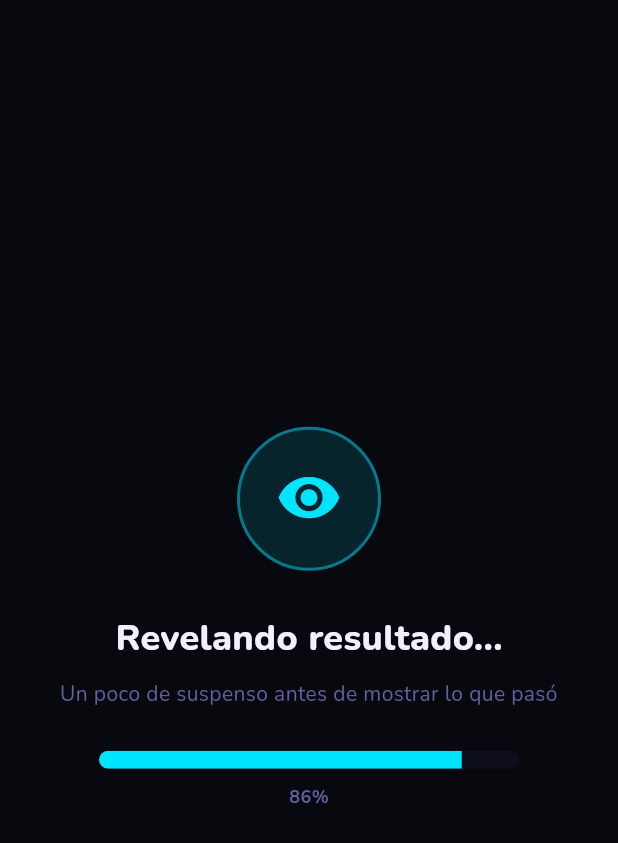
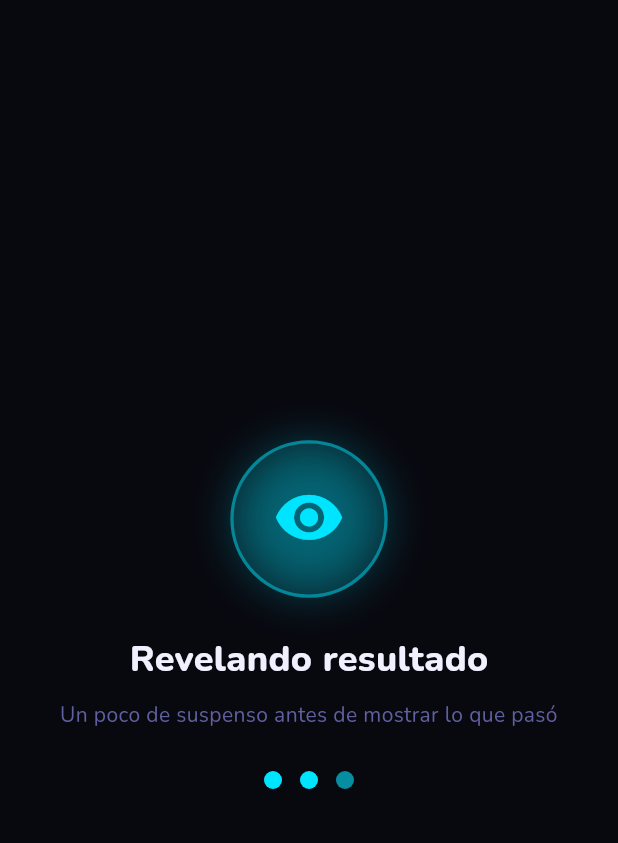
Before and after one commit to Rogerrr08/imposter_game, a Flutter app: the ActionRevealScreen screen opened directly with empty values, on a phone screen of 412 x 824 dp. Shown: the top 843 px of the screen. Run offline on Flutter 3.47's test engine with Material 3 defaults, Android fonts, the phone set to English and light mode, and no system bars; our stand-ins replace cached_network_image, drift, drift_flutter, flutter_riverpod, go_router, image_picker and 3 more; accounts and stored records are empty; generated files the repository leaves out were written again.

Commit message:
feat(rebrand): Ola 4d — suspenso del action-reveal sin "%"
El informe marcaba el suspenso "roto por un 23%": habia una barra de progreso
determinista + texto de porcentaje. Se reemplaza por suspenso tematico:

- El ojo crece (scale 0.9->1.1) y su glow se intensifica hacia el climax.
- Tres puntos se encienden en secuencia (progreso no numerico).
- Sin barra determinista ni "%". La tension se siente, no se mide.

(El golpe haptico del climax ya venia de la Ola 4a.)

Co-Authored-By: Claude Opus 4.8 <noreply@anthropic.com>

```diff
--- a/lib/screens/game_play/action_reveal_screen.dart
+++ b/lib/screens/game_play/action_reveal_screen.dart
@@ -207,11 +207,20 @@ class _ActionRevealScreenState extends ConsumerState<ActionRevealScreen>
   }
 
   Widget _buildLoadingView() {
+    // Suspenso temático SIN porcentaje ni barra determinista: el ojo crece y
+    // su glow se intensifica hacia el clímax, y tres puntos se encienden en
+    // secuencia. La tensión se siente, no se mide.
     return Center(
-      child: Column(
+      child: AnimatedBuilder(
+        animation: _controller,
+        builder: (context, _) {
+          final t = Curves.easeInOut.transform(_controller.value);
+          return Column(
             mainAxisAlignment: MainAxisAlignment.center,
             children: [
-          Container(
+              Transform.scale(
+                scale: 0.9 + 0.2 * t,
+                child: Container(
                   width: 96,
                   height: 96,
                   decoration: BoxDecoration(
@@ -221,6 +230,10 @@ class _ActionRevealScreenState extends ConsumerState<ActionRevealScreen>
                       color: AppTheme.primaryColor.withValues(alpha: 0.45),
                       width: 2,
                     ),
+                    boxShadow: AppTheme.glow(
+                      AppTheme.primaryColor,
+                      intensity: t,
+                    ),
                   ),
                   child: Icon(
                     Icons.visibility_rounded,
@@ -228,9 +241,10 @@ class _ActionRevealScreenState extends ConsumerState<ActionRevealScreen>
                     size: 44,
                   ),
                 ),
+              ),
               const SizedBox(height: 28),
               Text(
-            'Revelando resultado...',
+                'Revelando resultado',
                 style: TextStyle(
                   fontSize: 24,
                   fontWeight: FontWeight.w800,
@@ -244,39 +258,33 @@ class _ActionRevealScreenState extends ConsumerState<ActionRevealScreen>
                 style: TextStyle(fontSize: 14, color: AppTheme.textSecondary),
               ),
               const SizedBox(height: 28),
-          SizedBox(
-            width: 280,
-            child: AnimatedBuilder(
-              animation: _controller,
-              builder: (context, _) {
-                return Column(
-                  children: [
-                    ClipRRect(
-                      borderRadius: BorderRadius.circular(999),
-                      child: LinearProgressIndicator(
-                        minHeight: 12,
-                        value: _controller.value,
-                        backgroundColor: AppTheme.surfaceColor,
-                        valueColor: AlwaysStoppedAnimation<Color>(
+              Row(
+                mainAxisSize: MainAxisSize.min,
+                children: List.generate(3, (i) {
+                  final fill = ((_controller.value - i / 3) * 3).clamp(
+                    0.0,
+                    1.0,
+                  );
+                  return Padding(
+                    padding: const EdgeInsets.symmetric(horizontal: 6),
+                    child: Container(
+                      width: 12,
+                      height: 12,
+                      decoration: BoxDecoration(
+                        shape: BoxShape.circle,
+                        color: Color.lerp(
+                          AppTheme.surfaceColor,
                           AppTheme.primaryColor,
+                          fill,
                         ),
                       ),
                     ),
-                    const SizedBox(height: 10),
-                    Text(
-                      '${(_controller.value * 100).round()}%',
-                      style: TextStyle(
-                        fontSize: 12,
-                        fontWeight: FontWeight.w700,
-                        color: AppTheme.textSecondary,
-                      ),
+                  );
+                }),
               ),
             ],
           );
         },
-            ),
-          ),
-        ],
       ),
     );
   }
```
Lines whose indentation alone changed are shown as unchanged.
